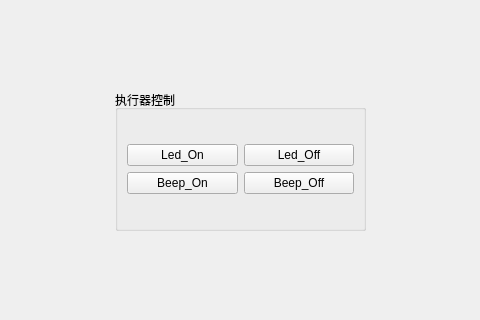
First picture: the form in apps/qt_app/LSZ_Terminal/pages/controlpage.ui, repository caiji-beep/device_manager, before the edit; both pictures show x 235 to 715 and y 180 to 500 of the 1024 by 600 pixel window.
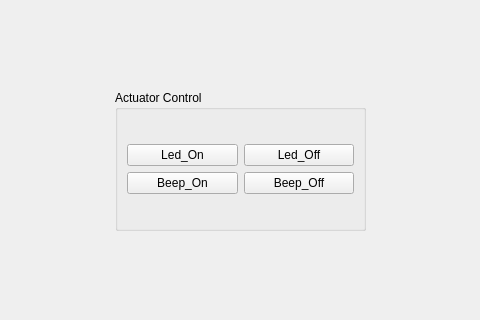
Second picture: the form after the edit.

Diff of the .ui file:
```diff
--- a/apps/qt_app/LSZ_Terminal/pages/controlpage.ui
+++ b/apps/qt_app/LSZ_Terminal/pages/controlpage.ui
@@ -38,7 +38,7 @@
     <item>
      <widget class="QGroupBox" name="groupBox">
       <property name="title">
-       <string>执行器控制</string>
+       <string>Actuator Control</string>
       </property>
       <layout class="QVBoxLayout" name="verticalLayout">
        <item>
```
